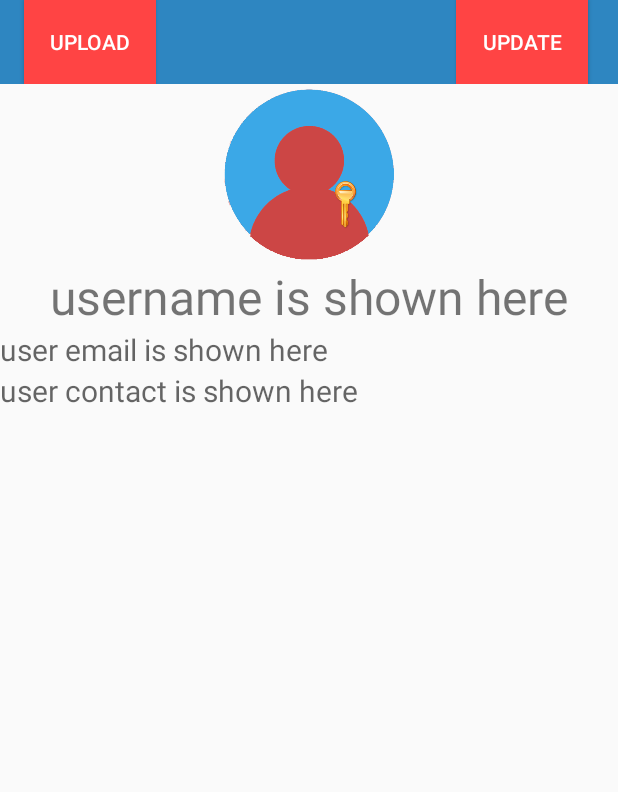
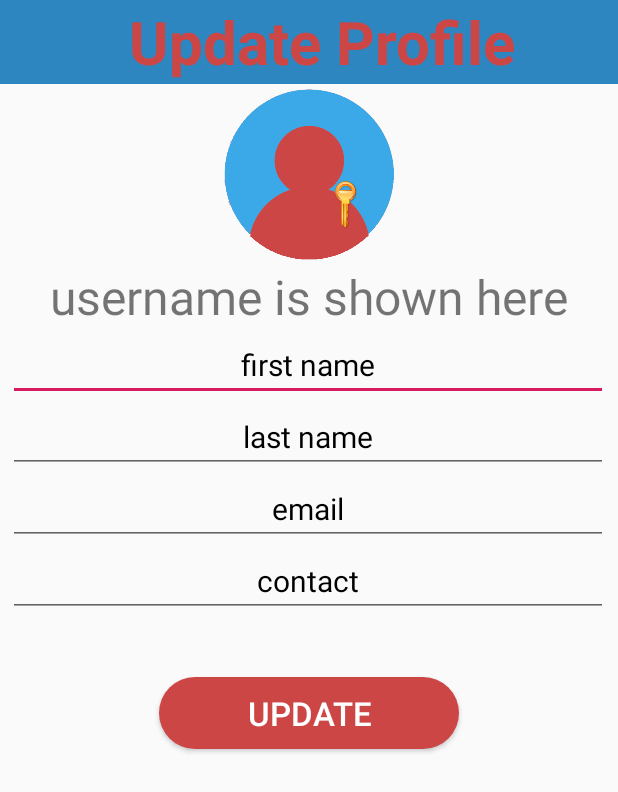
Before and after one commit to bishesu/tobikal, an Android app: the MainActivity screen opened directly, with no data from a screen before it, in the side drawer, after a tap on "Profile", on a phone screen of 412 x 824 dp. Shown: the top 792 px of the screen. Run offline under Robolectric (Android 15) with nearby library versions, the phone set to English and light mode, and no system bars.

Commit message:
image imported in recycler view through API

```diff
--- a/app/src/main/AndroidManifest.xml
+++ b/app/src/main/AndroidManifest.xml
@@ -4,7 +4,7 @@
 
     <uses-permission android:name="android.permission.WAKE_LOCK" />
     <uses-permission android:name="android.permission.INTERNET" />
-    <uses-permission android:name="android.permission.VIBRATE"/>
+    <uses-permission android:name="android.permission.VIBRATE" />
 
     <application
         android:allowBackup="true"
@@ -14,6 +14,7 @@
         android:supportsRtl="true"
         android:theme="@style/AppTheme"
         android:usesCleartextTraffic="true">
+        <activity android:name=".Aboutus"></activity>
         <activity android:name=".AfterclickingImage" />
         <activity android:name=".Updateprofile" />
         <activity android:name=".Uploadimage" />
--- a/app/src/main/java/com/example/androidassignment/APIs/GetImage.java
+++ b/app/src/main/java/com/example/androidassignment/APIs/GetImage.java
@@ -1,31 +1,24 @@
 package com.example.androidassignment.APIs;
 
-import com.example.androidassignment.Model.Cell;
 import com.example.androidassignment.Model.ImgModel;
-import com.example.androidassignment.Model.Token;
 import com.example.androidassignment.Model.UserResponse;
 
 import java.util.List;
 
 import retrofit2.Call;
-import retrofit2.Response;
-import retrofit2.http.Field;
-import retrofit2.http.FormUrlEncoded;
 import retrofit2.http.GET;
 import retrofit2.http.Header;
-import retrofit2.http.Headers;
-import retrofit2.http.POST;
 import retrofit2.http.Path;
 
 public interface GetImage {
     @GET("/get_individual_user_image_android/{id}")
-    Call<List<Cell>> getImages(@Path("id") String userid
+    Call<List<ImgModel>> getImages(@Path("id") String userid
     );
 
     @GET("/profile")
-    Call<UserResponse> profileDetail(@Header("Authorization")String token);
+    Call<UserResponse> profileDetail(@Header("Authorization") String token);
 
     @GET("/get_all_user_image")
-    Call<List<ImgModel>> getImg (@Header("Auth")String token);
+    Call<List<ImgModel>> getAllImages();
 
 }
--- /dev/null
+++ b/app/src/main/java/com/example/androidassignment/Aboutus.java
@@ -0,0 +1,13 @@
+package com.example.androidassignment;
+
+import android.support.v7.app.AppCompatActivity;
+import android.os.Bundle;
+
+public class Aboutus extends AppCompatActivity {
+
+    @Override
+    protected void onCreate(Bundle savedInstanceState) {
+        super.onCreate(savedInstanceState);
+        setContentView(R.layout.activity_aboutus);
+    }
+}
--- a/app/src/main/java/com/example/androidassignment/Fragments/Shufflefragment.java
+++ b/app/src/main/java/com/example/androidassignment/Fragments/Shufflefragment.java
@@ -1,19 +1,17 @@
 package com.example.androidassignment.Fragments;
 
-import android.content.Context;
-import android.content.SharedPreferences;
-import android.net.Uri;
 import android.os.Bundle;
+import android.support.annotation.Nullable;
 import android.support.v4.app.Fragment;
 import android.support.v7.widget.GridLayoutManager;
 import android.support.v7.widget.RecyclerView;
 import android.view.LayoutInflater;
 import android.view.View;
 import android.view.ViewGroup;
-import android.widget.Toast;
 
 import com.example.androidassignment.APIs.GetImage;
-import com.example.androidassignment.Model.Cell;
+import com.example.androidassignment.Adapter.ImgGalleryAdapter;
+import com.example.androidassignment.Model.ImgModel;
 import com.example.androidassignment.R;
 import com.example.androidassignment.Retrofit.RetrofitHelper;
 
@@ -25,16 +23,15 @@ import retrofit2.Response;
 
 
 public class Shufflefragment extends Fragment {
-private RecyclerView recyclerView;
-private RecyclerView.Adapter adapter;
-private RecyclerView.LayoutManager layoutManager;
+    private RecyclerView recyclerView;
+
+    private GetImage getImage;
+    private ImgGalleryAdapter imgGalleryAdapter;
 
 
-
-
-//    public Shufflefragment() {
-//        // Required empty public constructor
-//    }
+    public Shufflefragment() {
+        // Required empty public constructor
+    }
 //
 //    /**
 //     * Use this factory method to create a new instance of
@@ -49,35 +46,40 @@ private RecyclerView.LayoutManager layoutManager;
 //    }
 
 
-
     @Override
     public View onCreateView(LayoutInflater inflater, ViewGroup container,
                              Bundle savedInstanceState) {
         // Inflate the layout for this fragment
-        View view= inflater.inflate(R.layout.fragment_shufflefragment, container, false);
+        View view = inflater.inflate(R.layout.fragment_shufflefragment, container, false);
 
         recyclerView = view.findViewById(R.id.galleryindex);
-        recyclerView.setLayoutManager(new GridLayoutManager(getActivity(),2));
+        recyclerView.setLayoutManager(new GridLayoutManager(getActivity(), 2));
 
-        final GetImage getImage= RetrofitHelper.instance().create(GetImage.class);
-        SharedPreferences  preferences=getActivity().getSharedPreferences("tokenstore",0);
-        String id=preferences.getString("userId",null);
+        return view;
+    }
 
-        Call<List<Cell>> call=getImage.getImages(id);
-        call.enqueue(new Callback<List<Cell>>() {
+    @Override
+    public void onCreate(@Nullable Bundle savedInstanceState) {
+        super.onCreate(savedInstanceState);
+        getImage = RetrofitHelper.instance().create(GetImage.class);
+    }
+
+    @Override
+    public void onActivityCreated(@Nullable Bundle savedInstanceState) {
+        super.onActivityCreated(savedInstanceState);
+
+        Call<List<ImgModel>> gallery = getImage.getAllImages();
+        gallery.enqueue(new Callback<List<ImgModel>>() {
             @Override
-            public void onResponse(Call<List<Cell>> call, Response<List<Cell>> response) {
-                Toast.makeText(getActivity(), "Success", Toast.LENGTH_SHORT).show();
+            public void onResponse(Call<List<ImgModel>> call, Response<List<ImgModel>> response) {
+                imgGalleryAdapter = new ImgGalleryAdapter(getActivity(), response.body());
+                recyclerView.setAdapter(imgGalleryAdapter);
             }
 
             @Override
-            public void onFailure(Call<List<Cell>> call, Throwable t) {
-                Toast.makeText(getActivity(), "Error", Toast.LENGTH_SHORT).show();
+            public void onFailure(Call<List<ImgModel>> call, Throwable t) {
 
             }
         });
-
-         return view;
     }
-
 }
--- a/app/src/main/java/com/example/androidassignment/MainActivity.java
+++ b/app/src/main/java/com/example/androidassignment/MainActivity.java
@@ -50,8 +50,10 @@ public class MainActivity extends AppCompatActivity implements NavigationView.On
         tabLayout = findViewById(R.id.atabId);
         shake();
         AdapterMainActivity adapterMainActivity = new AdapterMainActivity(getSupportFragmentManager());
-        adapterMainActivity.addFragment(new CategoriesFragment(), "categories");
-        adapterMainActivity.addFragment(new Shufflefragment(), "shuffle");
+
+
+        adapterMainActivity.addFragment(new Shufflefragment(), "Trending Images");
+        adapterMainActivity.addFragment(new CategoriesFragment(), "Feedback");
 
         shake();
         toolbar = findViewById(R.id.toolbar);
@@ -99,7 +101,10 @@ public class MainActivity extends AppCompatActivity implements NavigationView.On
 
                 break;
             case R.id.about_id:
+
                 Toast.makeText(this, " redirecting to about", Toast.LENGTH_SHORT).show();
+                Intent intent3 = new Intent(this,Aboutus.class);
+                startActivity(intent3);
 
                 break;
             case R.id.home_id:
@@ -135,7 +140,7 @@ public class MainActivity extends AppCompatActivity implements NavigationView.On
                 float delta=dataAceelocurrent-dataAceelolast;
                 dataAceelo=dataAceelo*0.9f+delta;
                 if(dataAceelo>10) {
-                    Intent intent=new Intent(MainActivity.this,Profile.class);
+                    Intent intent=new Intent(MainActivity.this,Aboutus.class);
                     startActivity(intent);
                     finish();
 
--- a/app/src/main/java/com/example/androidassignment/Model/ImgModel.java
+++ b/app/src/main/java/com/example/androidassignment/Model/ImgModel.java
@@ -1,6 +1,7 @@
 package com.example.androidassignment.Model;
 
 public class ImgModel {
+    private String _id;
     private String imagename;
     private String description;
     private String userid;
@@ -9,6 +10,10 @@ public class ImgModel {
         this.imagename = imagename;
         this.description = description;
         this.userid = userid;
+    }
+
+    public String get_id() {
+        return _id;
     }
 
     public String getImagename() {
--- a/app/src/main/java/com/example/androidassignment/Profile.java
+++ b/app/src/main/java/com/example/androidassignment/Profile.java
@@ -42,8 +42,10 @@ private RecyclerView recyclerView;
  TextView username;
  TextView email;
  TextView contact;
+ TextView lastname;
+ TextView firstname;
 GetImage getImage;
-Button upload;
+
 Button update;
 Cell cell;
 ImageView img;
@@ -54,10 +56,13 @@ ImageView img;
 
 //        navigationView=findViewById(R.id.navigation_view);
 
+
         username=findViewById(R.id.tvusernameprofile);
-        email=findViewById(R.id.tvemailprofile);
-        contact=findViewById(R.id.tvcontactprofile);
-        upload=findViewById(R.id.btnupload);
+        firstname = findViewById(R.id.firstnameupdateptrofile);
+        lastname = findViewById(R.id.lastnameupdateptrofile);
+        email=findViewById(R.id.emailupdateptrofile);
+        contact=findViewById(R.id.contactupdateptrofile);
+        update=findViewById(R.id.btnupdateuserprofile);
 //        upload.setOnClickListener(new View.OnClickListener() {
 //            @Override
 //            public void onClick(View v) {
@@ -84,7 +89,7 @@ ImageView img;
         String token = preferences.getString("token","");
         Toast.makeText(Profile.this,token,Toast.LENGTH_LONG).show();
 
-        recyclerView=findViewById(R.id.gallery);
+//        recyclerView=findViewById(R.id.gallery);
 
       Log.d("usreid",userid);
         Call<UserResponse> calla=getImage.profileDetail(token);
@@ -94,8 +99,10 @@ ImageView img;
                 if(response.isSuccessful()){
                     String name = response.body().getData().getFirstname();
                    String lname = response.body().getData().getLastname();
+                   String email = response.body().getData().getEmail();
                     Toast.makeText(Profile.this,response.body().getData().getEmail(),Toast.LENGTH_LONG).show();
-//                   username.setText(name);
+
+//                   username.setText(email);
 
                 }else{
                     Toast.makeText(Profile.this,"fail",Toast.LENGTH_LONG).show();
--- a/app/src/main/res/layout/activity_profile.xml
+++ b/app/src/main/res/layout/activity_profile.xml
@@ -16,24 +16,16 @@
         android:layout_height="?attr/actionBarSize"
         android:background="@color/toolbar"
         app:theme="@style/ThemeOverlay.AppCompat.Dark.ActionBar">
-        <Button
-            android:layout_width="wrap_content"
-            android:layout_height="match_parent"
-            android:background="@android:color/holo_red_light"
-            android:text="UPLOAD"
-            android:id="@+id/btnupload"
+        <TextView
+            android:layout_width="match_parent"
+            android:layout_height="wrap_content"
+            android:text="Update Profile"
+            android:textSize="40dp"
+            android:id="@+id/tvupdateprofile"
+            android:textStyle="bold"
+            android:textColor="@color/combo1"
+            android:textAlignment="center"/>
 
-            android:textColor="@android:color/white"/>
-
-        <Button
-            android:layout_width="wrap_content"
-            android:layout_height="match_parent"
-            android:background="@android:color/holo_red_light"
-            android:text="Update"
-            android:id="@+id/btnupdateprofile"
-            android:textColor="@android:color/white"
-            android:layout_gravity="right"
-            android:layout_marginRight="20dp"/>
     </android.support.v7.widget.Toolbar>
 
     <RelativeLayout
@@ -67,20 +59,7 @@
             android:layout_centerHorizontal="true"
             android:text="username is shown here"
             android:textSize="32dp"/>
-        <TextView
-            android:id="@+id/tvemailprofile"
-            android:layout_width="match_parent"
-            android:layout_height="wrap_content"
-            android:layout_below="@+id/tvusernameprofile"
-            android:hint="user email is shown here"
-            android:textSize="20dp"/>
-        <TextView
-            android:id="@+id/tvcontactprofile"
-            android:layout_width="match_parent"
-            android:layout_height="wrap_content"
-            android:layout_below="@+id/tvemailprofile"
-            android:hint="user contact is shown here"
-            android:textSize="20dp"/>
+
 
 
 
@@ -91,13 +70,73 @@
      android:layout_width="match_parent"
      android:layout_height="match_parent">
 
-     <android.support.v7.widget.RecyclerView
-        android:id="@+id/gallery"
-         android:layout_width="match_parent"
-         android:layout_height="match_parent">
 
+     <EditText
+         android:layout_width="400dp"
+         android:layout_marginLeft="5dp"
+         android:layout_height="wrap_content"
+         android:hint="first name"
+         android:gravity="center"
+         android:textColorHint="@android:color/black"
+         android:id="@+id/firstnameupdateptrofile"
+         android:ems="10"
+         android:inputType="text"
+         android:textSize="20dp"/>
 
-     </android.support.v7.widget.RecyclerView>
+     <EditText
+         android:layout_width="400dp"
+         android:layout_marginLeft="5dp"
+         android:layout_height="wrap_content"
+         android:hint="last name"
+         android:gravity="center"
+         android:layout_below="@+id/firstnameupdateptrofile"
+
+         android:textColorHint="@android:color/black"
+         android:id="@+id/lastnameupdateptrofile"
+         android:ems="10"
+         android:inputType="text"
+         android:textSize="20dp"/>
+
+     <EditText
+         android:layout_width="400dp"
+         android:layout_marginLeft="5dp"
+         android:layout_height="wrap_content"
+         android:hint="email"
+         android:gravity="center"
+         android:layout_below="@+id/lastnameupdateptrofile"
+
+         android:textColorHint="@android:color/black"
+         android:id="@+id/emailupdateptrofile"
+         android:ems="10"
+         android:inputType="text"
+         android:textSize="20dp"/>
+
+     <EditText
+         android:layout_width="400dp"
+         android:layout_marginLeft="5dp"
+         android:layout_height="wrap_content"
+         android:hint="contact"
+         android:gravity="center"
+         android:layout_below="@+id/emailupdateptrofile"
+
+         android:textColorHint="@android:color/black"
+         android:id="@+id/contactupdateptrofile"
+         android:ems="10"
+         android:inputType="text"
+         android:textSize="20dp"/>
+
+     <Button
+         android:id="@+id/btnupdateuserprofile"
+         android:layout_width="200dp"
+         android:layout_height="wrap_content"
+         android:layout_below="@+id/contactupdateptrofile"
+         android:layout_centerHorizontal="true"
+         android:layout_marginTop="40dp"
+         android:background="@drawable/button_rounded"
+         android:text="Update"
+         android:textColor="@color/white"
+         android:textSize="22dp" />
+
 
 
  </RelativeLayout>
--- a/app/src/main/res/values/colors.xml
+++ b/app/src/main/res/values/colors.xml
@@ -8,6 +8,7 @@
     <color name="combo1">#CC4645</color>
     <color name="combo2">#104D75</color>
     <color name="background">#f4f6f7</color>
+    <color name="black">#000</color>
 
 
 </resources>
```
Also changed, not shown: app/src/main/java/com/example/androidassignment/Adapter/ImgGalleryAdapter.java (+16 -16 lines), app/src/main/res/layout/activity_aboutus.xml (added, +39 -0 lines), app/src/main/res/layout/design_index.xml (+4 -7 lines), 1 other file.
